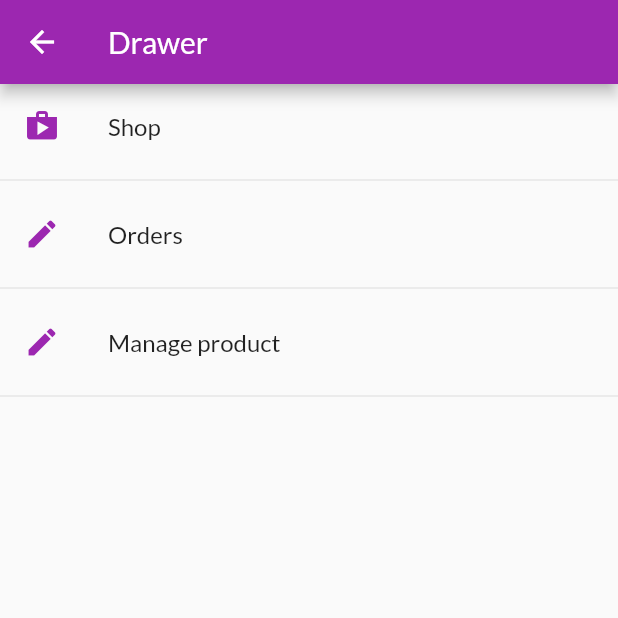
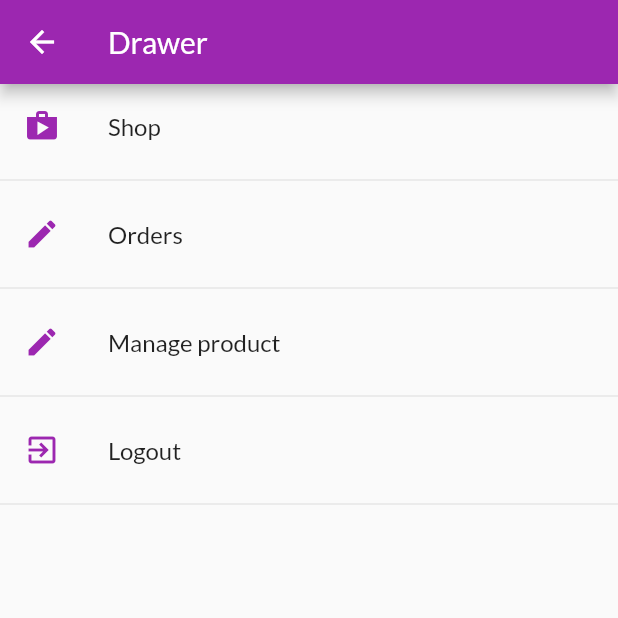
Before and after one commit to santoshmahat/online_shop_app_with_flutter, a Flutter app: the AppDrawer screen opened directly, on a phone screen of 412 x 824 dp, the top half of it. Run offline on Flutter 3.47's test engine with Material 2 defaults, Android fonts, the phone set to English and light mode, and no system bars.

Commit message:
added logout functionality

```diff
--- a/lib/widgets/app_drawer.dart
+++ b/lib/widgets/app_drawer.dart
@@ -1,7 +1,9 @@
 import 'package:flutter/material.dart';
+import 'package:online_shop/providers/auth.dart';
 import 'package:online_shop/screens/order_screen.dart';
 import 'package:online_shop/screens/products_overview_screen.dart';
 import 'package:online_shop/screens/user_products_screen.dart';
+import 'package:provider/provider.dart';
 
 class AppDrawer extends StatelessWidget {
   @override
@@ -46,6 +48,18 @@ class AppDrawer extends StatelessWidget {
             title: Text("Manage product"),
           ),
           Divider(),
+          ListTile(
+            onTap: () {
+              Navigator.of(context).pop();
+              Provider.of<Auth>(context, listen: false).logout();
+            },
+            leading: Icon(
+              Icons.exit_to_app,
+              color: Theme.of(context).primaryColor,
+            ),
+            title: Text("Logout"),
+          ),
+          Divider(),
         ],
       ),
     ));
```
Also changed, not shown: lib/providers/auth.dart (+7 -0 lines).
